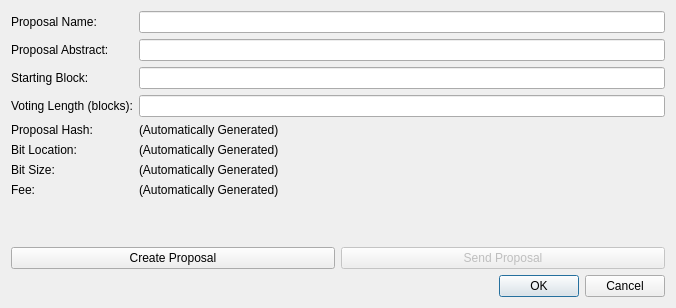
Old version of the form src/qt/forms/createproposaldialog.ui in the repository hyperstake/HyperStake.
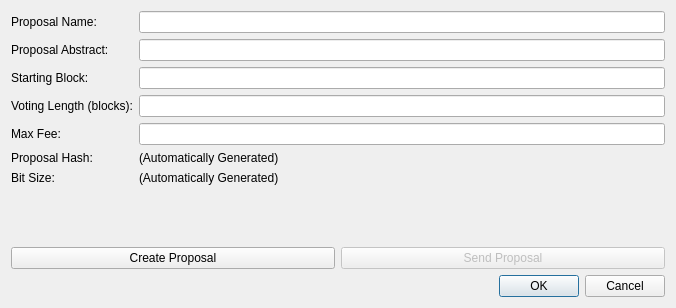
New version of the form.

Commit message: updated UI to reflect changes in vote proposal class

What changed in the file:
```diff
--- a/src/qt/forms/createproposaldialog.ui
+++ b/src/qt/forms/createproposaldialog.ui
@@ -57,61 +57,43 @@
       <widget class="QLineEdit" name="lineEdit_Length"/>
      </item>
      <item row="4" column="0">
+      <widget class="QLabel" name="label">
+       <property name="text">
+        <string>Max Fee:</string>
+       </property>
+      </widget>
+     </item>
+     <item row="4" column="1">
+      <widget class="QLineEdit" name="lineEdit"/>
+     </item>
+     <item row="7" column="0">
       <widget class="QLabel" name="label_Hash">
        <property name="text">
         <string>Proposal Hash:</string>
        </property>
       </widget>
      </item>
-     <item row="4" column="1">
+     <item row="7" column="1">
       <widget class="QLabel" name="label_Hash_result">
        <property name="text">
         <string>(Automatically Generated)</string>
        </property>
       </widget>
      </item>
-     <item row="5" column="0">
-      <widget class="QLabel" name="label_Location">
-       <property name="text">
-        <string>Bit Location:</string>
-       </property>
-      </widget>
-     </item>
-     <item row="5" column="1">
-      <widget class="QLabel" name="label_Location_result">
-       <property name="text">
-        <string>(Automatically Generated)</string>
-       </property>
-      </widget>
-     </item>
-     <item row="6" column="0">
+     <item row="8" column="0">
       <widget class="QLabel" name="label_Size">
        <property name="text">
         <string>Bit Size:</string>
        </property>
       </widget>
      </item>
-     <item row="6" column="1">
+     <item row="8" column="1">
       <widget class="QLabel" name="label_Size_result">
        <property name="text">
         <string>(Automatically Generated)</string>
        </property>
       </widget>
      </item>
-     <item row="7" column="0">
-      <widget class="QLabel" name="label_Fee">
-       <property name="text">
-        <string>Fee:</string>
-       </property>
-      </widget>
-     </item>
-     <item row="7" column="1">
-      <widget class="QLabel" name="label_Fee_result">
-       <property name="text">
-        <string>(Automatically Generated)</string>
-       </property>
-      </widget>
-     </item>
     </layout>
    </item>
    <item>
```
The commit also changes 1 other file.
